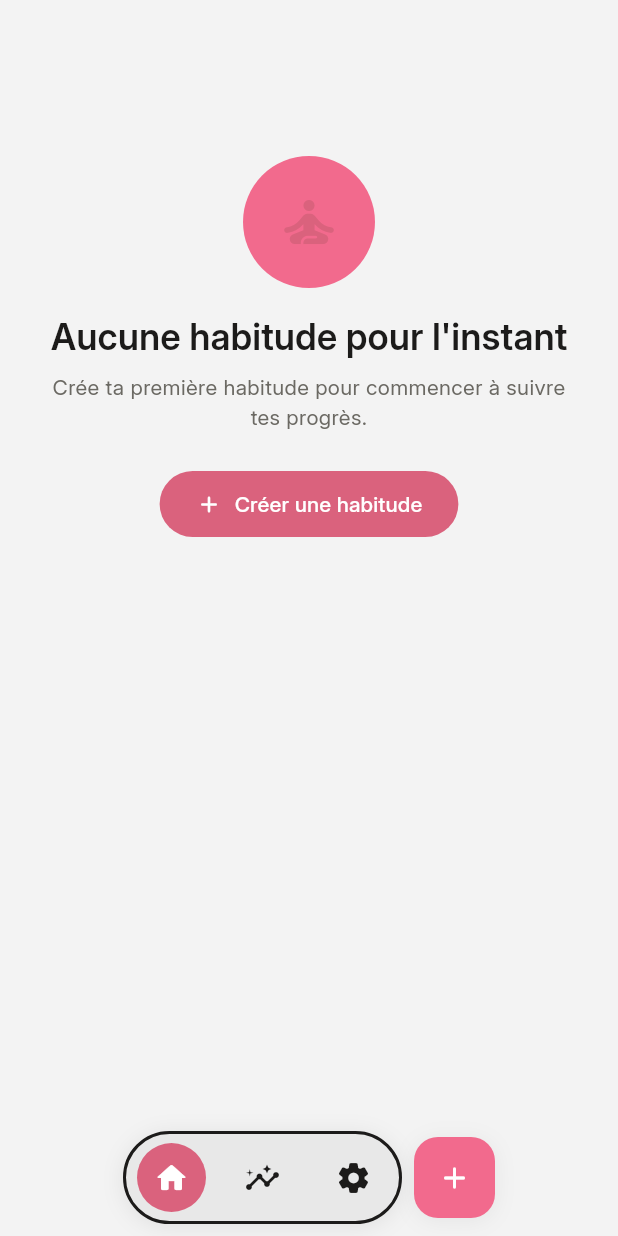
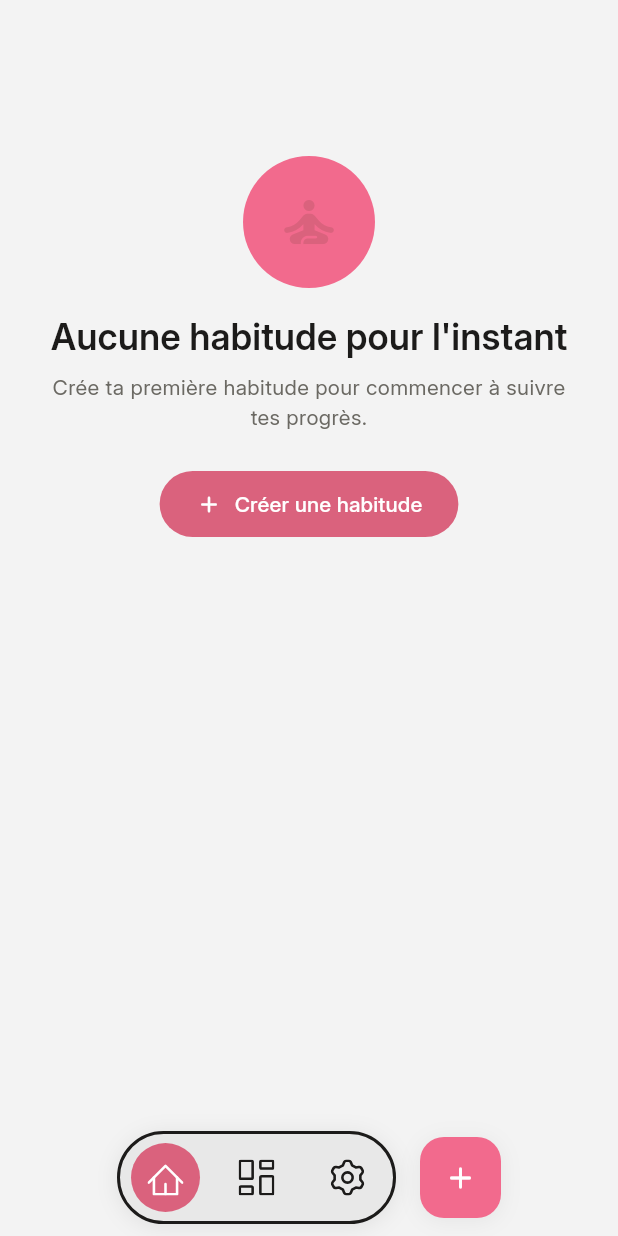
Before and after one commit to Rahim10020/HabitTracker-Mkoko-, a Flutter app: the screen it shows after launch, on a phone screen of 412 x 824 dp. Run offline on Flutter 3.47's test engine with Material 3 defaults, Android fonts, the phone set to English and light mode, and no system bars; our stand-ins replace confetti, drift, drift_flutter, flutter_heatmap_calendar, flutter_local_notifications, flutter_slidable and 4 more; missing offline and left inert: home_widget; accounts and stored records are empty; generated files the repository leaves out were written again.

Commit message:
change pill navbar icons

```diff
--- a/lib/components/pill_nav_bar.dart
+++ b/lib/components/pill_nav_bar.dart
@@ -1,8 +1,9 @@
+import 'package:R_HabitTracker/icons/app_icons.dart';
 import 'package:R_HabitTracker/theme/app_spacing.dart';
 import 'package:flutter/material.dart';
 
 class PillNavItem {
-  final IconData icon;
+  final AppIcon icon;
 
   const PillNavItem({required this.icon});
 }
@@ -64,7 +65,7 @@ class PillNavBar extends StatelessWidget {
 }
 
 class _PillNavItem extends StatelessWidget {
-  final IconData icon;
+  final AppIcon icon;
   final bool selected;
   final double height;
   final VoidCallback onTap;
@@ -96,9 +97,10 @@ class _PillNavItem extends StatelessWidget {
               borderRadius: BorderRadius.circular(AppRadius.full),
             ),
             alignment: Alignment.center,
-            child: Icon(
-              icon,
+            child: AppSvgIcon(
+              icon: icon,
               color: selected ? Colors.white : colorScheme.onSurface,
+              size: 24,
             ),
           ),
         ),
--- a/lib/pages/root_shell.dart
+++ b/lib/pages/root_shell.dart
@@ -1,6 +1,7 @@
 import 'package:R_HabitTracker/components/celebration_overlay.dart';
 import 'package:R_HabitTracker/components/pill_nav_bar.dart';
 import 'package:R_HabitTracker/database/habit_database.dart';
+import 'package:R_HabitTracker/icons/app_icons.dart';
 import 'package:R_HabitTracker/pages/home_page.dart';
 import 'package:R_HabitTracker/pages/settings_page.dart';
 import 'package:R_HabitTracker/pages/stats_page.dart';
@@ -88,12 +89,12 @@ class _RootShellState extends State<RootShell> {
                   selectedIndex: _index,
                   onChanged: (i) => setState(() => _index = i),
                   items: const [
-                    PillNavItem(icon: Icons.home_rounded),
-                    PillNavItem(icon: Icons.insights_rounded),
-                    PillNavItem(icon: Icons.settings_rounded),
+                    PillNavItem(icon: AppIcon.home),
+                    PillNavItem(icon: AppIcon.stats),
+                    PillNavItem(icon: AppIcon.settings),
                   ],
                 ),
-                const SizedBox(width: AppSpacing.sm),
+                const SizedBox(width: AppSpacing.lg),
                 _AddHabitButton(onPressed: () => createNewHabit(context)),
               ],
             ),
```
